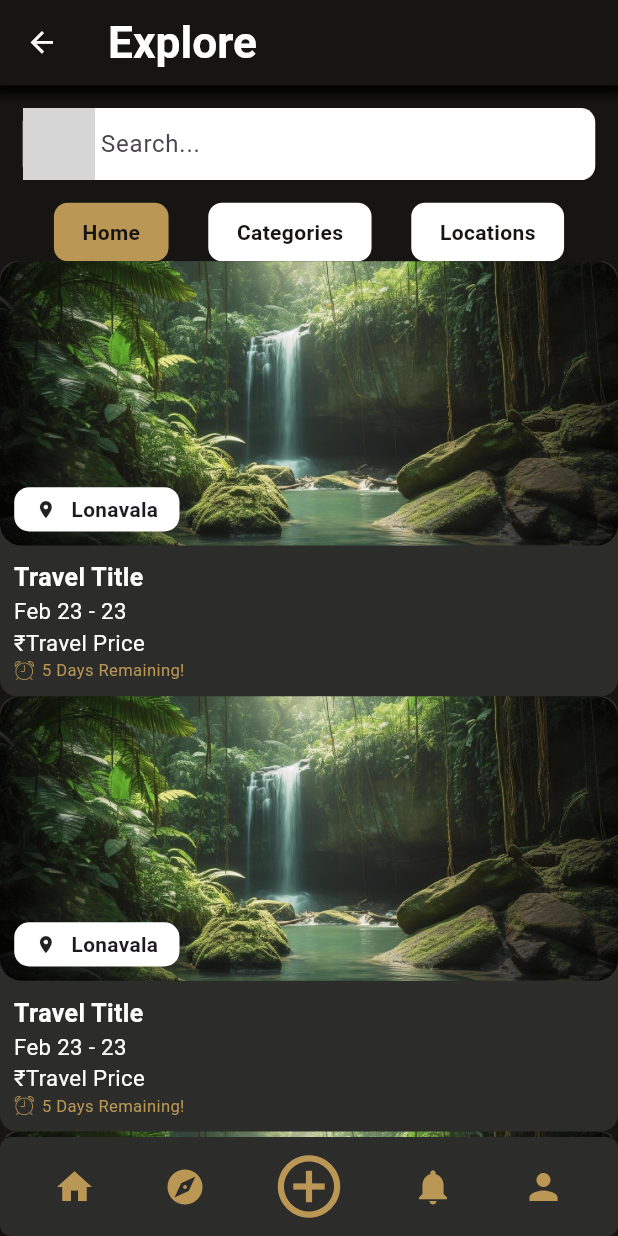
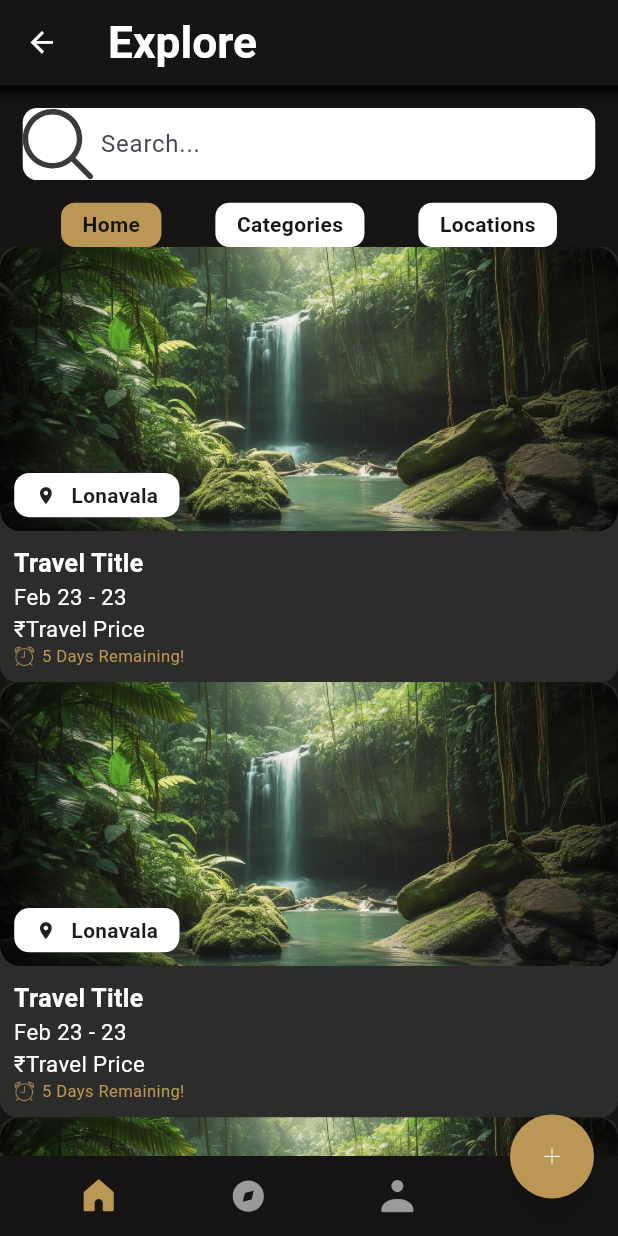
Before and after one commit to Pinnacle01/pinnacle, a Flutter app: the ExploreHome screen opened directly, on a phone screen of 412 x 824 dp. Run offline on Flutter 3.47's test engine with Material 3 defaults, Android fonts, the phone set to English and light mode, and no system bars; our stand-ins replace flutter_svg, go_router; grey boxes are pictures that could not be loaded.

Commit message:
Refactor icon handling and update asset paths; add new category and travel request components

```diff
--- a/lib/explore_pages/explore_home/view/explore_home.dart
+++ b/lib/explore_home/view/explore_home.dart
@@ -5,26 +5,17 @@ import 'package:pinnacle_main/framework/constants/color.dart';
 import 'package:pinnacle_main/framework/constants/size.dart';
 import 'package:pinnacle_main/framework/digital/sizer.dart';
 import 'package:pinnacle_main/framework/uikit/text_widget.dart';
+import 'package:pinnacle_main/framework/widgets/navigation_bar/custom_bottom_navigation_bar.dart';
+import 'package:pinnacle_main/framework/widgets/navigation_bar/floating_action_button.dart';
 import 'package:pinnacle_main/framework/widgets/search_bar.dart';
 import 'package:pinnacle_main/framework/widgets/tool_bar_widgets.dart';
-import 'package:pinnacle_main/framework/widgets/travel_cards/single_category_card.dart';
-import 'package:pinnacle_main/framework/widgets/travel_cards/travel_request_component.dart';
+import 'package:pinnacle_main/explore_home/uikit/single_category_card.dart';
+import 'package:pinnacle_main/explore_home/uikit/travel_request_component.dart';
 
 class ExploreHome extends StatefulWidget {
   const ExploreHome({
     super.key,
-    this.date,
-    this.daysRemaining,
-    this.location,
-    this.price,
-    this.image,
   });
-
-  final String? daysRemaining;
-  final String? price;
-  final String? location;
-  final String? date;
-  final String? image;
 
   @override
   State<ExploreHome> createState() => _ExploreHomeState();
@@ -50,7 +41,12 @@ class _ExploreHomeState extends State<ExploreHome>
   @override
   Widget build(BuildContext context) {
     return Scaffold(
+      floatingActionButton: CustomfloatingActionButton(
+        onPress: () {},
+      ),
+      floatingActionButtonLocation: FloatingActionButtonLocation.endDocked,
       backgroundColor: CustomColors.mainBackgroundColor161513,
+      bottomNavigationBar: const CustomBottomNavigationBar(),
       appBar: customAppBarWithShadow(
         titleName: 'Explore',
         backgroundColor: CustomColors.mainBackgroundColor161513,
@@ -62,7 +58,7 @@ class _ExploreHomeState extends State<ExploreHome>
         children: [
           SearchBarWidget(controller: controller),
           Padding(
-            padding: EdgeInsets.symmetric(horizontal: Sizes.size10.dp),
+            padding: EdgeInsets.symmetric(horizontal: Sizes.size5.dp),
             child: Row(
               mainAxisAlignment: MainAxisAlignment.spaceEvenly,
               children: [
@@ -82,7 +78,6 @@ class _ExploreHomeState extends State<ExploreHome>
               ],
             ),
           ),
-          customBottomNavigator(),
         ],
       ),
     );
@@ -97,7 +92,9 @@ class _ExploreHomeState extends State<ExploreHome>
       },
       child: Container(
         padding: EdgeInsets.symmetric(
-            vertical: Sizes.size10.dp, horizontal: Sizes.size20.dp),
+          vertical: Sizes.size5.dp,
+          horizontal: Sizes.size15.dp,
+        ),
         decoration: BoxDecoration(
           color: _tabController.index == index
               ? CustomColors.buttonBackgroundCreamColor
@@ -115,6 +112,7 @@ class _ExploreHomeState extends State<ExploreHome>
   Widget _buildListViewHome(String title) {
     return ListView.builder(
       itemCount: 5,
+      shrinkWrap: true,
       itemBuilder: (BuildContext context, int index) {
         return TravelRequestCard(
           title: 'Travel Title',
@@ -131,6 +129,25 @@ class _ExploreHomeState extends State<ExploreHome>
   Widget _buildListViewCategories(String title) {
     return ListView.builder(
       itemCount: 5,
+      shrinkWrap: true,
+      itemBuilder: (BuildContext context, int index) {
+        return Padding(
+          padding: EdgeInsets.symmetric(
+            vertical: Sizes.size5.dp,
+            horizontal: Sizes.size10.dp,
+          ),
+          child: SingleCategoryCard(
+            categoryImage: AssetPath.categoryImage,
+          ),
+        );
+      },
+    );
+  }
+
+  Widget _buildListViewLocations(String title) {
+    return ListView.builder(
+      shrinkWrap: true,
+      itemCount: 5,
       itemBuilder: (BuildContext context, int index) {
         return SingleCategoryCard(
           categoryImage: AssetPath.categoryImage,
@@ -138,20 +155,4 @@ class _ExploreHomeState extends State<ExploreHome>
       },
     );
   }
-
-  Widget _buildListViewLocations(String title) {
-    return ListView.builder(
-      itemCount: 5,
-      itemBuilder: (BuildContext context, int index) {
-        return TravelRequestCard(
-          title: 'Travel Title',
-          startDate: DateTime.now(),
-          endDate: DateTime.now(),
-          price: 'Travel Price',
-          days: 5,
-          cityLocation: 'Lonavala',
-        );
-      },
-    );
-  }
 }
--- a/lib/framework/constants/asset_path.dart
+++ b/lib/framework/constants/asset_path.dart
@@ -15,5 +15,5 @@ class AssetPath {
   static String get leftButtonIcon => 'assets/icons/left_button_icon.svg';
   static String get alarmIcon => 'assets/icons/alarm_icon.png';
   static String get plusIcon => 'assets/icons/plus_icon.png';
-  static String get searchIcon => 'assets/icons/search_icon.png';
+  static String get searchIcon => 'assets/icons/search_icon.svg';
 }
--- a/lib/framework/uikit/icon_widget.dart
+++ b/lib/framework/uikit/icon_widget.dart
@@ -16,11 +16,16 @@ class IconWidget extends StatelessWidget {
 
   @override
   Widget build(BuildContext context) {
-    return path.endsWith('.svg')
+    return Container(
+      height: size,
+      width: size,
+      decoration: BoxDecoration(
+        borderRadius: BorderRadius.circular(size),
+      ),
+      child: path.endsWith('.svg')
           ? SvgPicture.asset(
               path,
-            width: size,
-            height: size,
+              fit: BoxFit.cover,
               colorFilter: ColorFilter.mode(
                 color ?? CustomColors.whiteColor,
                 BlendMode.srcIn,
@@ -28,9 +33,9 @@ class IconWidget extends StatelessWidget {
             )
           : Image.asset(
               path,
-            width: size,
-            height: size,
+              fit: BoxFit.cover,
               color: color ?? CustomColors.whiteColor,
+            ),
     );
   }
 }
--- a/lib/framework/widgets/search_bar.dart
+++ b/lib/framework/widgets/search_bar.dart
@@ -26,7 +26,8 @@ class SearchBarWidget extends StatelessWidget {
           hintText: 'Search...',
           prefixIcon: IconWidget(
             path: AssetPath.searchIcon,
-            size: Sizes.size24.sp,
+            size: Sizes.size5.dp,
+            color: CustomColors.navCardBackgroundColor3B3B3B,
           ),
           border: OutlineInputBorder(
             borderRadius: BorderRadius.circular(Sizes.size10.dp),
--- a/lib/framework_demo.dart
+++ b/lib/framework_demo.dart
@@ -8,8 +8,8 @@ import 'package:pinnacle_main/framework/widgets/navigation_bar/custom_bottom_nav
 import 'package:pinnacle_main/framework/widgets/navigation_bar/floating_action_button.dart';
 import 'package:pinnacle_main/framework/widgets/tool_bar_widgets.dart';
 //import 'package:pinnacle_main/framework/widgets/travel_cards/category_card.dart';
-import 'package:pinnacle_main/framework/widgets/travel_cards/single_category_card.dart';
-import 'package:pinnacle_main/framework/widgets/travel_cards/travel_request_component.dart';
+import 'package:pinnacle_main/explore_home/uikit/single_category_card.dart';
+import 'package:pinnacle_main/explore_home/uikit/travel_request_component.dart';
 import 'package:pinnacle_main/framework/widgets/user_profile/user_profile_card.dart';
 import 'package:pinnacle_main/framework/widgets/user_widgets.dart';
 
```
Also changed, not shown: lib/framework/uikit/icon_button_widget.dart (+10 -6 lines), lib/explore_home/uikit/single_category_card.dart (renamed from lib/framework/widgets/travel_cards/single_category_card.dart), lib/explore_home/uikit/travel_request_component.dart (renamed from lib/framework/widgets/travel_cards/travel_request_component.dart). Lines whose indentation alone changed are shown as unchanged.
